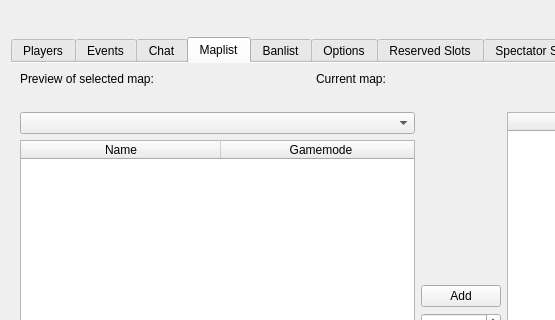
The window that Client/bf4/BF4.ui (OpenRcon/OpenRcon) describes before a commit, drawn with Qt 5; both pictures show x 0 to 555 and y 0 to 320 of the 922 by 556 pixel window.
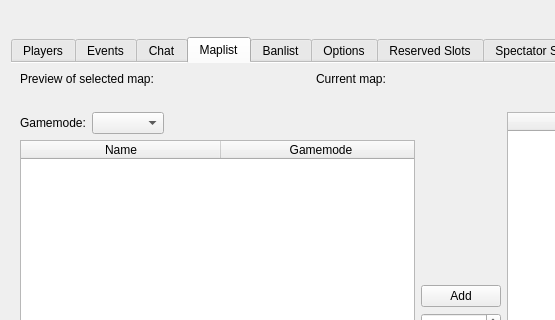
The same window after the commit. Icons and pictures are not drawn.

```diff
--- a/Client/bf4/BF4.ui
+++ b/Client/bf4/BF4.ui
@@ -295,7 +295,31 @@
        <item row="1" column="0">
         <layout class="QVBoxLayout" name="verticalLayout_2">
          <item>
-          <widget class="QComboBox" name="comboBox_ml_gameMode"/>
+          <layout class="QHBoxLayout" name="horizontalLayout_5">
+           <item>
+            <widget class="QLabel" name="label_ml_gameMode">
+             <property name="text">
+              <string>Gamemode:</string>
+             </property>
+            </widget>
+           </item>
+           <item>
+            <widget class="QComboBox" name="comboBox_ml_gameMode"/>
+           </item>
+           <item>
+            <spacer name="horizontalSpacer">
+             <property name="orientation">
+              <enum>Qt::Horizontal</enum>
+             </property>
+             <property name="sizeHint" stdset="0">
+              <size>
+               <width>40</width>
+               <height>20</height>
+              </size>
+             </property>
+            </spacer>
+           </item>
+          </layout>
          </item>
          <item>
           <widget class="QTableWidget" name="tableWidget_ml_avaliable">
```
Left out of the diff: 156 changed lines with no effect on the pictures.
